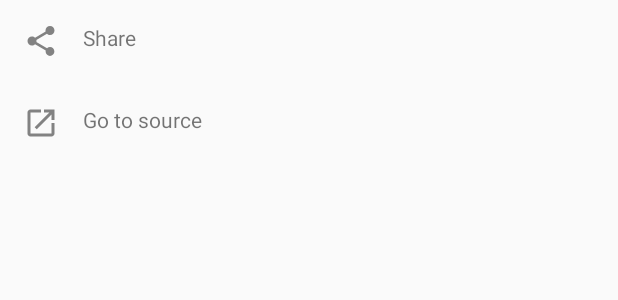
After one commit to miras96/NewsApp, an Android app: the layout fragment_bottom_sheet.xml on its own in the app's theme, with its tools: preview values and no code run, on a phone screen of 412 x 824 dp. The commit adds this screen. Shown: the top 300 px of the screen. Run offline under Robolectric (Android 15) with nearby library versions, the phone set to English and light mode, and no system bars; network calls fail.

Commit message:
BottomSheet and some ui effects added

```diff
--- a/app/build.gradle
+++ b/app/build.gradle
@@ -52,6 +52,8 @@ dependencies {
     implementation 'androidx.constraintlayout:constraintlayout:2.0.4'
     implementation 'androidx.legacy:legacy-support-v4:1.0.0'
     implementation 'androidx.lifecycle:lifecycle-viewmodel-ktx:2.2.0'
+    implementation 'com.google.android.material:material:1.2.1'
+    implementation 'androidx.recyclerview:recyclerview:1.1.0'
     testImplementation 'junit:junit:4.13.1'
     androidTestImplementation 'androidx.test.ext:junit:1.1.2'
     androidTestImplementation 'androidx.test.espresso:espresso-core:3.3.0'
--- a/app/src/main/java/com/example/newsapp/models/Article.kt
+++ b/app/src/main/java/com/example/newsapp/models/Article.kt
@@ -15,7 +15,8 @@ data class Article(
     @ColumnInfo(name = "description") val description: String,
     @ColumnInfo(name = "url") val url: String,
     @ColumnInfo(name = "url_to_image") val urlToImage: String,
-    @ColumnInfo(name = "published_at") val publishedAt: String
+    @ColumnInfo(name = "published_at") val publishedAt: String,
+    var savedToBookmarks: Boolean
 ) {
     class DiffCallback : DiffUtil.ItemCallback<Article>() {
         override fun areItemsTheSame(oldItem: Article, newItem: Article): Boolean {
--- a/app/src/main/java/com/example/newsapp/repository/room/ArticleDao.kt
+++ b/app/src/main/java/com/example/newsapp/repository/room/ArticleDao.kt
@@ -8,6 +8,9 @@ interface ArticleDao {
     @Query("SELECT * FROM article")
     suspend fun getAllArticles(): List<Article>
 
+    @Query("SELECT * FROM article WHERE url = :url")
+    suspend fun getArticle(url: String): Article?
+
     @Insert(onConflict = OnConflictStrategy.REPLACE)
     suspend fun insert(article: Article): Long
 
--- a/app/src/main/java/com/example/newsapp/ui/article/WebViewFragment.kt
+++ b/app/src/main/java/com/example/newsapp/ui/article/WebViewFragment.kt
@@ -7,14 +7,12 @@ import android.view.View
 import android.view.ViewGroup
 import android.webkit.WebViewClient
 import com.example.newsapp.databinding.FragmentWebViewBinding
+import com.example.newsapp.utils.Utils
 import dagger.hilt.android.AndroidEntryPoint
 
 
 @AndroidEntryPoint
 class WebViewFragment : Fragment() {
-    companion object {
-        const val URL_KEY = "url"
-    }
     private var _binding: FragmentWebViewBinding? = null
     private val binding get() = _binding!!
 
@@ -30,7 +28,7 @@ class WebViewFragment : Fragment() {
     override fun onViewCreated(view: View, savedInstanceState: Bundle?) {
         super.onViewCreated(view, savedInstanceState)
         arguments?.let {
-            val url = it.getString(URL_KEY)
+            val url = it.getString(Utils.URL_KEY)
             binding.articleWebView.webViewClient = WebViewClient()
             binding.articleWebView.loadUrl(url)
         }
--- a/app/src/main/java/com/example/newsapp/ui/bookmarks/BookmarksAdapter.kt
+++ b/app/src/main/java/com/example/newsapp/ui/bookmarks/BookmarksAdapter.kt
@@ -19,6 +19,7 @@ class BookmarksAdapter(private val listener: BookmarksItemListener) :
     interface BookmarksItemListener {
         fun onNewsItemClicked(url: String)
         fun onUnsetBookmarkClicked(article: Article)
+        fun onMoreClicked(url: String)
     }
 
     inner class ViewHolder(val binding: BookmarksListItemBinding, private val listener: BookmarksItemListener) :
@@ -27,7 +28,7 @@ class BookmarksAdapter(private val listener: BookmarksItemListener) :
         fun bind(article: Article) = with(binding) {
             sourceTextView.text = article.source.name
             descriptionTextView.text = article.description
-            dateTextView.text = article.publishedAt
+            dateTextView.text = Utils.parseDate(article.publishedAt, root.context)
             Glide.with(root)
                 .load(article.urlToImage)
                 .fitCenter()
@@ -45,6 +46,7 @@ class BookmarksAdapter(private val listener: BookmarksItemListener) :
             }
             moreActionsImageView.setOnClickListener {
                 Timber.d(it.context.getString(R.string.more_button_clicked_message))
+                listener.onMoreClicked(article.url)
             }
         }
     }
--- a/app/src/main/java/com/example/newsapp/utils/Utils.kt
+++ b/app/src/main/java/com/example/newsapp/utils/Utils.kt
@@ -7,6 +7,7 @@ import java.text.SimpleDateFormat
 import java.util.*
 
 object Utils {
+    const val URL_KEY = "url"
 
     fun parseDate(dateString: String, context: Context): String {
         val format = SimpleDateFormat(context.getString(R.string.input_date_format), Locale.US)
--- /dev/null
+++ b/app/src/main/res/drawable/ic_launch.xml
@@ -0,0 +1,5 @@
+<vector android:alpha="0.8" android:height="24dp"
+    android:tint="?attr/colorControlNormal" android:viewportHeight="24"
+    android:viewportWidth="24" android:width="24dp" xmlns:android="http://schemas.android.com/apk/res/android">
+    <path android:fillColor="@android:color/white" android:pathData="M19,19H5V5h7V3H5c-1.11,0 -2,0.9 -2,2v14c0,1.1 0.89,2 2,2h14c1.1,0 2,-0.9 2,-2v-7h-2v7zM14,3v2h3.59l-9.83,9.83 1.41,1.41L19,6.41V10h2V3h-7z"/>
+</vector>
--- /dev/null
+++ b/app/src/main/res/drawable/ic_share.xml
@@ -0,0 +1,5 @@
+<vector android:alpha="0.8" android:height="24dp"
+    android:tint="?attr/colorControlNormal" android:viewportHeight="24"
+    android:viewportWidth="24" android:width="24dp" xmlns:android="http://schemas.android.com/apk/res/android">
+    <path android:fillColor="@android:color/white" android:pathData="M18,16.08c-0.76,0 -1.44,0.3 -1.96,0.77L8.91,12.7c0.05,-0.23 0.09,-0.46 0.09,-0.7s-0.04,-0.47 -0.09,-0.7l7.05,-4.11c0.54,0.5 1.25,0.81 2.04,0.81 1.66,0 3,-1.34 3,-3s-1.34,-3 -3,-3 -3,1.34 -3,3c0,0.24 0.04,0.47 0.09,0.7L8.04,9.81C7.5,9.31 6.79,9 6,9c-1.66,0 -3,1.34 -3,3s1.34,3 3,3c0.79,0 1.5,-0.31 2.04,-0.81l7.12,4.16c-0.05,0.21 -0.08,0.43 -0.08,0.65 0,1.61 1.31,2.92 2.92,2.92 1.61,0 2.92,-1.31 2.92,-2.92s-1.31,-2.92 -2.92,-2.92z"/>
+</vector>
--- /dev/null
+++ b/app/src/main/res/layout/fragment_bottom_sheet.xml
@@ -0,0 +1,68 @@
+<?xml version="1.0" encoding="utf-8"?>
+<androidx.constraintlayout.widget.ConstraintLayout xmlns:android="http://schemas.android.com/apk/res/android"
+    xmlns:app="http://schemas.android.com/apk/res-auto"
+    xmlns:tools="http://schemas.android.com/tools"
+    android:id="@+id/constraintLayoutBottomSheet"
+    android:layout_width="match_parent"
+    android:layout_height="wrap_content">
+
+    <androidx.constraintlayout.widget.ConstraintLayout
+        android:id="@+id/constraintLayoutShare"
+        android:layout_width="match_parent"
+        android:layout_height="wrap_content"
+        android:clickable="true"
+        android:focusable="true"
+        android:background="?attr/selectableItemBackground"
+        android:padding="15dp"
+        app:layout_constraintStart_toStartOf="parent"
+        app:layout_constraintTop_toTopOf="parent">
+
+        <ImageView
+            android:id="@+id/imageViewShare"
+            android:layout_width="wrap_content"
+            android:layout_height="wrap_content"
+            app:layout_constraintStart_toStartOf="parent"
+            app:layout_constraintTop_toTopOf="parent"
+            app:srcCompat="@drawable/ic_share" />
+
+        <TextView
+            android:id="@+id/textViewShare"
+            android:layout_width="wrap_content"
+            android:layout_height="wrap_content"
+            android:layout_marginStart="16dp"
+            android:text="@string/share"
+            app:layout_constraintStart_toEndOf="@+id/imageViewShare"
+            app:layout_constraintTop_toTopOf="@+id/imageViewShare" />
+    </androidx.constraintlayout.widget.ConstraintLayout>
+
+    <androidx.constraintlayout.widget.ConstraintLayout
+        android:id="@+id/constraintLayoutGoToSource"
+        android:layout_width="match_parent"
+        android:layout_height="match_parent"
+        android:clickable="true"
+        android:focusable="true"
+        android:background="?attr/selectableItemBackground"
+        android:padding="15dp"
+        app:layout_constraintStart_toStartOf="parent"
+        app:layout_constraintTop_toBottomOf="@+id/constraintLayoutShare">
+
+        <ImageView
+            android:id="@+id/imageViewGoToSource"
+            android:layout_width="wrap_content"
+            android:layout_height="wrap_content"
+            app:layout_constraintStart_toStartOf="parent"
+            app:layout_constraintTop_toTopOf="parent"
+            app:srcCompat="@drawable/ic_launch" />
+
+        <TextView
+            android:id="@+id/textViewGoToSource"
+            android:layout_width="wrap_content"
+            android:layout_height="wrap_content"
+            android:layout_marginStart="16dp"
+            android:text="@string/go_to_source"
+            app:layout_constraintStart_toEndOf="@+id/imageViewGoToSource"
+            app:layout_constraintTop_toTopOf="@+id/imageViewGoToSource" />
+    </androidx.constraintlayout.widget.ConstraintLayout>
+
+
+</androidx.constraintlayout.widget.ConstraintLayout>
--- a/app/src/main/res/values/strings.xml
+++ b/app/src/main/res/values/strings.xml
@@ -5,6 +5,7 @@
     <string name="title_daily_news">Daily News</string>
     <string name="title_bookmarks">Bookmarks</string>
     <string name="title_settings">Settings</string>
+    <string name="title_bottom_sheet_list_dialog">Bottom sheet</string>
     <string name="input_date_format">yyyy-MM-dd\'T\'HH:mm:ss\'Z\'</string>
     <string name="output_date_format">dd MMMM, yyyy</string>
     <string name="saved_to_bookmarks">Saved to bookmarks</string>
@@ -37,4 +38,7 @@
     <string name="preference_dialog_title_auto_play_videos">Choose auto-play videos</string>
 
     <string name="app_database_article_table">article</string>
+
+    <string name="share">Share</string>
+    <string name="go_to_source">Go to source</string>
 </resources>
```
Also changed, not shown: app/src/main/java/com/example/newsapp/repository/Repository.kt (+6 -3 lines), app/src/main/java/com/example/newsapp/ui/bookmarks/BookmarksFragment.kt (+9 -1 lines), app/src/main/java/com/example/newsapp/ui/bottomsheet/BottomSheetFragment.kt (added, +55 -0 lines), app/src/main/java/com/example/newsapp/ui/dailynews/DailyNewsAdapter.kt (+7 -5 lines), app/src/main/java/com/example/newsapp/ui/dailynews/DailyNewsFragment.kt (+27 -3 lines), app/src/main/java/com/example/newsapp/ui/dailynews/DailyNewsViewModel.kt (+13 -1 lines), app/src/main/res/layout/bookmarks_list_item.xml (+9 -0 lines), app/src/main/res/layout/news_list_item.xml (+9 -0 lines), app/src/main/res/navigation/nav_graph.xml (+11 -0 lines).
